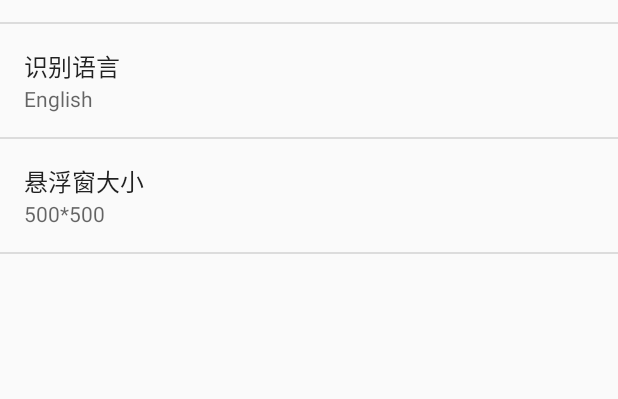
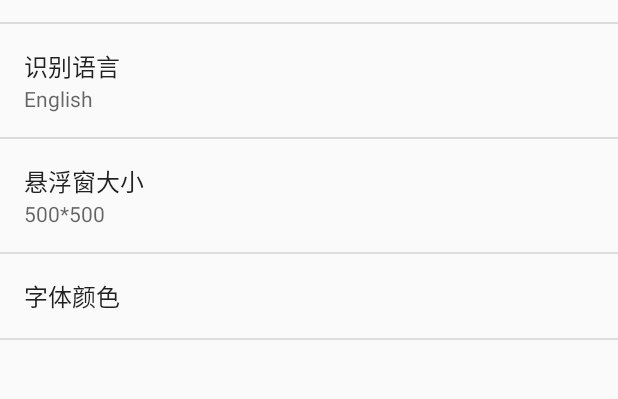
Before and after one commit to blackholeLFL/Miaoyi2, an Android app: the settingActivity screen opened directly, with no data from a screen before it, on a phone screen of 412 x 824 dp, the part 152-551 px from its top. Run offline under Robolectric (Android 15) with nearby library versions, the phone set to English and light mode, and no system bars; network calls fail.

Commit message:
加入字体颜色设置

```diff
--- a/app/src/main/java/edu/whut/liufeilin/miaoyi/MainActivity.java
+++ b/app/src/main/java/edu/whut/liufeilin/miaoyi/MainActivity.java
@@ -52,6 +52,7 @@ public class MainActivity extends AppCompatActivity {
     private static MainActivity mainActivity;
     private EditText txt;
     private int toucher_size;
+    private String Textcolor;
     public static FloatService floatService;
     private DisplayMetrics dm;
     private final String sdPath = Environment.getExternalStorageDirectory().getPath() + File.separator + "Android/data/" + MainActivity.PACKAGE_NAME + "/files";
@@ -88,6 +89,7 @@ public class MainActivity extends AppCompatActivity {
         PreferenceManager.setDefaultValues(this, R.xml.preference, false);
         SharedPreferences mSharedPreferences = PreferenceManager.getDefaultSharedPreferences(this);
         Language = mSharedPreferences.getString("language", "");
+        Textcolor= mSharedPreferences.getString("touch_txt_color", "");
 
         //filename = sdPath + "/test/tessdata/" + Language + ".traineddata";
         //手机中不存在训练文件，则在sd卡中写入对应的文件
@@ -171,6 +173,7 @@ public class MainActivity extends AppCompatActivity {
             public void onClick(View view) {
                 if(float_flag==0){
                     floatService.Toucher_size=toucher_size;
+                    floatService.setTextColor(Textcolor);
                     floatService.createToucher();
                     float_flag=1;
                     //Log.e("flag","open"+float_flag+"size"+floatService.Toucher_size);
--- a/app/src/main/res/values/strings.xml
+++ b/app/src/main/res/values/strings.xml
@@ -24,4 +24,15 @@
         <item>3</item>
     </string-array>
 
+    <string-array name="color">
+        <item>白色</item>
+        <item>黑色</item>
+        <item>黄色</item>
+    </string-array>
+    <string-array name="color_item">
+        <item>white</item>
+        <item>black</item>
+        <item>yellow</item>
+    </string-array>
+
 </resources>
--- a/app/src/main/res/xml/preference.xml
+++ b/app/src/main/res/xml/preference.xml
@@ -32,6 +32,15 @@
         android:entries="@array/size"
         android:entryValues="@array/size_num"
         android:defaultValue="1"/>
+    <ListPreference
+        android:key="touch_txt_color"
+        android:title="字体颜色"
+        android:summary="%s"
+        android:dialogTitle="请选择字体颜色"
+        android:entries="@array/color"
+        android:entryValues="@array/color_item"
+        android:defaultValue="#000000"/>
+
 
 
 </PreferenceScreen>
```
Also changed, not shown: app/src/main/java/edu/whut/liufeilin/miaoyi/FloatService.java (+15 -0 lines), app/src/main/java/edu/whut/liufeilin/miaoyi/settingActivity.java (+13 -0 lines).
